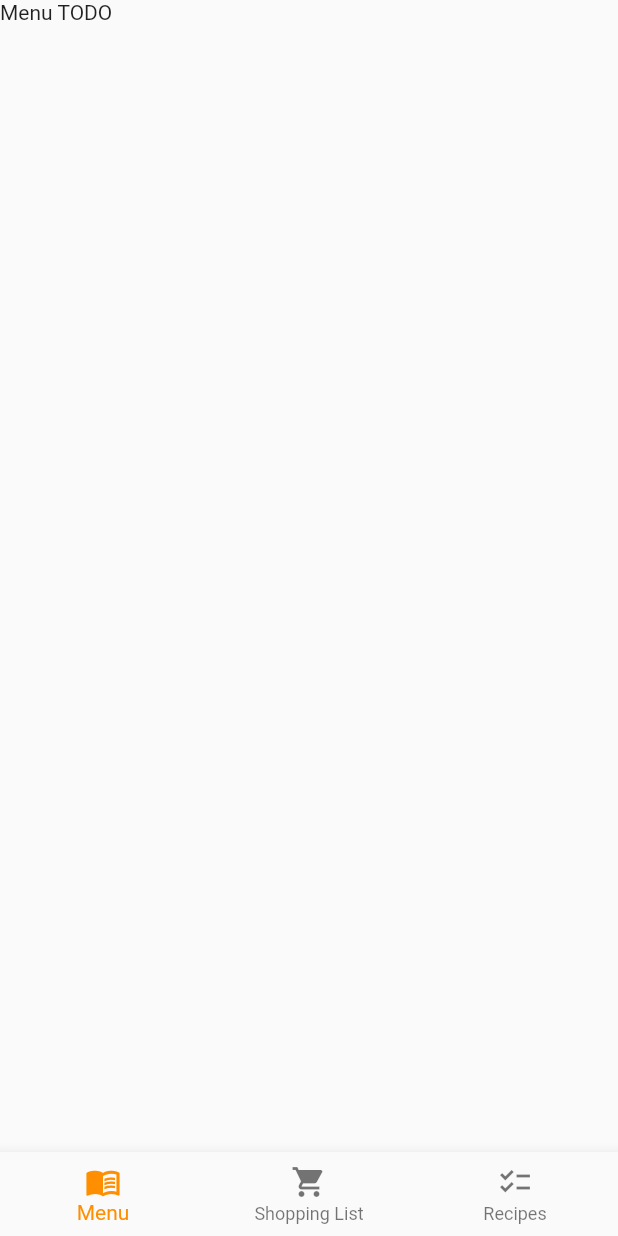
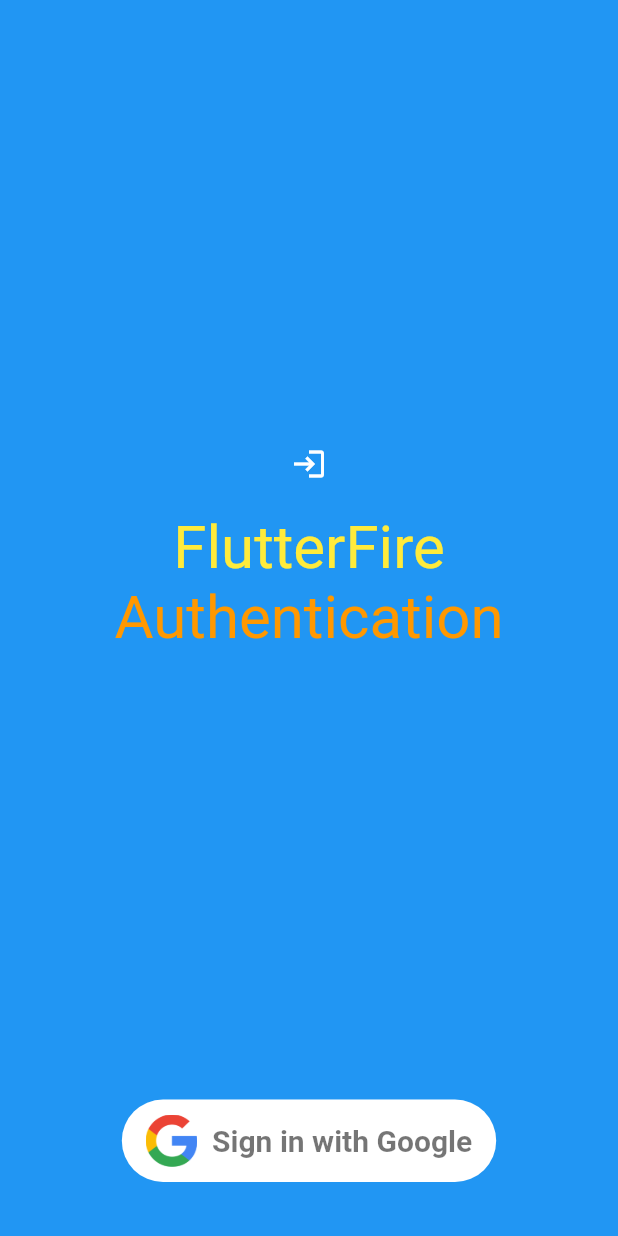
Before and after one commit to lockieRichter/shopping-cart, a Flutter app: the screen it shows after launch, on a phone screen of 412 x 824 dp. Run offline on Flutter 3.47's test engine with Material 2 defaults, Android fonts, the phone set to English and light mode, and no system bars; our stand-ins replace firebase_auth, firebase_core, google_sign_in; accounts and stored records are empty.

Commit message:
Implement Google sign in for app

```diff
--- a/lib/main.dart
+++ b/lib/main.dart
@@ -1,84 +1,22 @@
 import 'package:flutter/material.dart';
-import 'package:shopping_list/views/menu_view.dart';
-import 'package:shopping_list/views/recipes_view.dart';
-import 'package:shopping_list/views/shopping_list_view.dart';
+
+import 'screens/sign_in.dart';
 
 void main() {
-  runApp(const MyApp());
+  runApp(MyApp());
 }
 
 class MyApp extends StatelessWidget {
-  const MyApp({super.key});
-
   @override
   Widget build(BuildContext context) {
     return MaterialApp(
-      title: 'Flutter Demo',
+      title: 'FlutterFire Samples',
+      debugShowCheckedModeBanner: false,
       theme: ThemeData(
-        primarySwatch: Colors.blue,
+        primarySwatch: Colors.indigo,
+        brightness: Brightness.dark,
       ),
-      home: const MyHomePage(title: 'Menu Shop Aoo'),
+      home: SignInScreen(),
     );
   }
 }
-
-class MyHomePage extends StatefulWidget {
-  const MyHomePage({super.key, required this.title});
-
-  final String title;
-
-  @override
-  State<MyHomePage> createState() => _MyHomePageState();
-}
-
-class _MyHomePageState extends State<MyHomePage> {
-  int _selectedIndex = 0;
-
-  void _onItemTapped(int index) {
-    setState(() {
-      _selectedIndex = index;
-    });
-  }
-
-  @override
-  Widget build(BuildContext context) {
-    return Scaffold(
-      body: _buildCurrentView(),
-      bottomNavigationBar: _buildBottomNavigationBar(),
-    );
-  }
-
-  Widget _buildCurrentView() {
-    switch (_selectedIndex) {
-      case 0:
-        return const MenuView();
-      case 1:
-        return const ShoppingListView();
-      case 2:
-        return const RecipesView();
-    }
-    return const Text("TODO");
-  }
-
-  BottomNavigationBar _buildBottomNavigationBar() {
-    return BottomNavigationBar(
-      items: const <BottomNavigationBarItem>[
-        BottomNavigationBarItem(
-          icon: Icon(Icons.menu_book),
-          label: 'Menu',
-        ),
-        BottomNavigationBarItem(
-          icon: Icon(Icons.shopping_cart),
-          label: 'Shopping List',
-        ),
-        BottomNavigationBarItem(
-          icon: Icon(Icons.checklist),
-          label: 'Recipes',
-        ),
-      ],
-      currentIndex: _selectedIndex,
-      selectedItemColor: Colors.amber[800],
-      onTap: _onItemTapped,
-    );
-  }
-}
--- /dev/null
+++ b/lib/screens/sign_in.dart
@@ -0,0 +1,74 @@
+import 'package:flutter/material.dart';
+import 'package:shopping_list/utils/authentication.dart';
+import 'package:shopping_list/widgets/google_sign_in_button.dart';
+
+class SignInScreen extends StatefulWidget {
+  @override
+  _SignInScreenState createState() => _SignInScreenState();
+}
+
+class _SignInScreenState extends State<SignInScreen> {
+  @override
+  Widget build(BuildContext context) {
+    return Scaffold(
+      backgroundColor: Colors.blue,
+      body: SafeArea(
+        child: Padding(
+          padding: const EdgeInsets.only(
+            left: 16.0,
+            right: 16.0,
+            bottom: 20.0,
+          ),
+          child: Column(
+            mainAxisSize: MainAxisSize.max,
+            children: [
+              Row(),
+              Expanded(
+                child: Column(
+                  mainAxisSize: MainAxisSize.min,
+                  mainAxisAlignment: MainAxisAlignment.center,
+                  children: const [
+                    Flexible(
+                      flex: 1,
+                      child: Icon(Icons.login),
+                    ),
+                    SizedBox(height: 20),
+                    Text(
+                      'FlutterFire',
+                      style: TextStyle(
+                        color: Colors.yellow,
+                        fontSize: 40,
+                      ),
+                    ),
+                    Text(
+                      'Authentication',
+                      style: TextStyle(
+                        color: Colors.orange,
+                        fontSize: 40,
+                      ),
+                    ),
+                  ],
+                ),
+              ),
+              FutureBuilder(
+                future: Authentication.initializeFirebase(context: context),
+                builder: (context, snapshot) {
+                  if (snapshot.hasError) {
+                    return const Text('Error initializing Firebase');
+                  } else if (snapshot.connectionState == ConnectionState.done) {
+                    return GoogleSignInButton();
+                  }
+                  return const CircularProgressIndicator(
+                    valueColor: AlwaysStoppedAnimation<Color>(
+                      Colors.orange,
+                    ),
+                  );
+                },
+              ),
+            ],
+          ),
+        ),
+      ),
+    );
+  }
+}
--- /dev/null
+++ b/lib/utils/authentication.dart
@@ -0,0 +1,104 @@
+import 'package:firebase_auth/firebase_auth.dart';
+import 'package:firebase_core/firebase_core.dart';
+import 'package:flutter/foundation.dart';
+import 'package:flutter/material.dart';
+import 'package:google_sign_in/google_sign_in.dart';
+import 'package:shopping_list/screens/user_info.dart';
+
+class Authentication {
+  static Future<FirebaseApp> initializeFirebase({
+    required BuildContext context,
+  }) async {
+    FirebaseApp firebaseApp = await Firebase.initializeApp();
+
+    User? user = FirebaseAuth.instance.currentUser;
+
+    if (user != null) {
+      Navigator.of(context).pushReplacement(
+        MaterialPageRoute(
+          builder: (context) => UserInfoScreen(
+            user: user,
+          ),
+        ),
+      );
+    }
+
+    return firebaseApp;
+  }
+
+  static Future<User?> signInWithGoogle({required BuildContext context}) async {
+    FirebaseAuth auth = FirebaseAuth.instance;
+    User? user;
+
+    final GoogleSignIn googleSignIn = GoogleSignIn();
+
+    final GoogleSignInAccount? googleSignInAccount =
+        await googleSignIn.signIn();
+
+    if (googleSignInAccount != null) {
+      final GoogleSignInAuthentication googleSignInAuthentication =
+          await googleSignInAccount.authentication;
+
+      final AuthCredential credential = GoogleAuthProvider.credential(
+        accessToken: googleSignInAuthentication.accessToken,
+        idToken: googleSignInAuthentication.idToken,
+      );
+
+      try {
+        final UserCredential userCredential =
+            await auth.signInWithCredential(credential);
+
+        user = userCredential.user;
+      } on FirebaseAuthException catch (e) {
+        if (e.code == 'account-exists-with-different-credential') {
+          ScaffoldMessenger.of(context).showSnackBar(
+            Authentication.customSnackBar(
+              content: 'The account already exists with a different credential',
+            ),
+          );
+        } else if (e.code == 'invalid-credential') {
+          ScaffoldMessenger.of(context).showSnackBar(
+            Authentication.customSnackBar(
+              content: 'Error occurred while accessing credentials. Try again.',
+            ),
+          );
+        }
+      } catch (e) {
+        ScaffoldMessenger.of(context).showSnackBar(
+          Authentication.customSnackBar(
+            content: 'Error occurred using Google Sign In. Try again.',
+          ),
+        );
+      }
+    }
+
+    return user;
+  }
+
+  static SnackBar customSnackBar({required String content}) {
+    return SnackBar(
+      backgroundColor: Colors.black,
+      content: Text(
+        content,
+        style: const TextStyle(color: Colors.redAccent, letterSpacing: 0.5),
+      ),
+    );
+  }
+
+  static Future<void> signOut({required BuildContext context}) async {
+    final GoogleSignIn googleSignIn = GoogleSignIn();
+
+    try {
+      if (!kIsWeb) {
+        await googleSignIn.signOut();
+      }
+      await FirebaseAuth.instance.signOut();
+    } catch (e) {
+      ScaffoldMessenger.of(context).showSnackBar(
+        Authentication.customSnackBar(
+          content: 'Error signing out. Try again.',
+        ),
+      );
+    }
+  }
+}
--- /dev/null
+++ b/lib/widgets/google_sign_in_button.dart
@@ -0,0 +1,80 @@
+import 'package:firebase_auth/firebase_auth.dart';
+import 'package:flutter/material.dart';
+import 'package:shopping_list/screens/user_info.dart';
+import 'package:shopping_list/utils/authentication.dart';
+
+class GoogleSignInButton extends StatefulWidget {
+  @override
+  _GoogleSignInButtonState createState() => _GoogleSignInButtonState();
+}
+
+class _GoogleSignInButtonState extends State<GoogleSignInButton> {
+  bool _isSigningIn = false;
+
+  @override
+  Widget build(BuildContext context) {
+    return Padding(
+      padding: const EdgeInsets.only(bottom: 16.0),
+      child: _isSigningIn
+          ? const CircularProgressIndicator(
+              valueColor: AlwaysStoppedAnimation<Color>(Colors.white),
+            )
+          : OutlinedButton(
+              style: ButtonStyle(
+                backgroundColor: MaterialStateProperty.all(Colors.white),
+                shape: MaterialStateProperty.all(
+                  RoundedRectangleBorder(
+                    borderRadius: BorderRadius.circular(40),
+                  ),
+                ),
+              ),
+              onPressed: () async {
+                setState(() {
+                  _isSigningIn = true;
+                });
+
+                User? user =
+                    await Authentication.signInWithGoogle(context: context);
+
+                setState(() {
+                  _isSigningIn = false;
+                });
+
+                if (user != null) {
+                  Navigator.of(context).pushReplacement(
+                    MaterialPageRoute(
+                      builder: (context) => UserInfoScreen(
+                        user: user,
+                      ),
+                    ),
+                  );
+                }
+              },
+              child: Padding(
+                padding: const EdgeInsets.fromLTRB(0, 10, 0, 10),
+                child: Row(
+                  mainAxisSize: MainAxisSize.min,
+                  mainAxisAlignment: MainAxisAlignment.center,
+                  children: const <Widget>[
+                    Image(
+                      image: AssetImage("assets/google_logo.png"),
+                      height: 35.0,
+                    ),
+                    Padding(
+                      padding: EdgeInsets.only(left: 10),
+                      child: Text(
+                        'Sign in with Google',
+                        style: TextStyle(
+                          fontSize: 20,
+                          color: Colors.black54,
+                          fontWeight: FontWeight.w600,
+                        ),
+                      ),
+                    )
+                  ],
+                ),
+              ),
+            ),
+    );
+  }
+}
```
Also changed, not shown: lib/screens/user_info.dart (added, +169 -0 lines), pubspec.yaml (+5 -5 lines), assets/google_logo.png (added), pubspec.lock, 14 other files.
